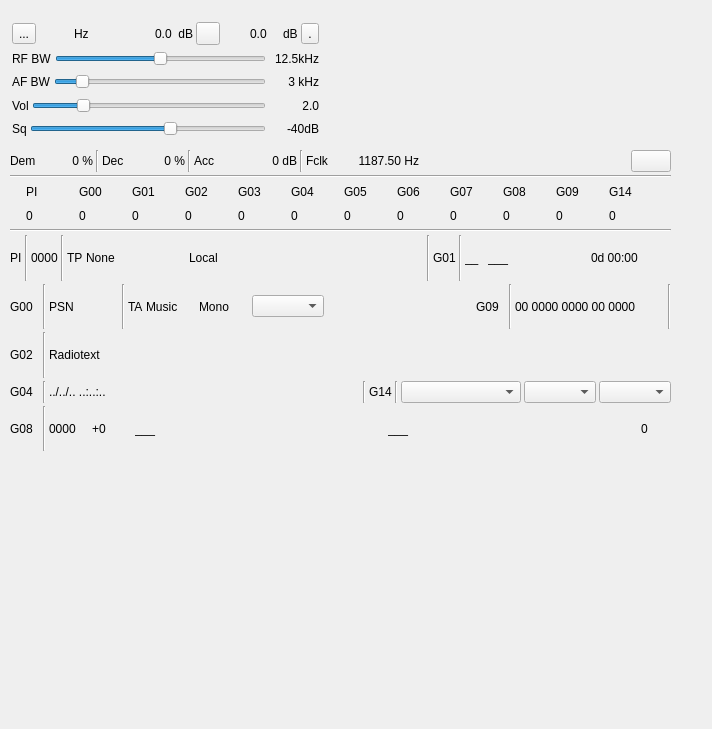
The window that plugins/channel/bfm/bfmdemodgui.ui (f4exb/sdrangel) describes before a commit, drawn with Qt 5.
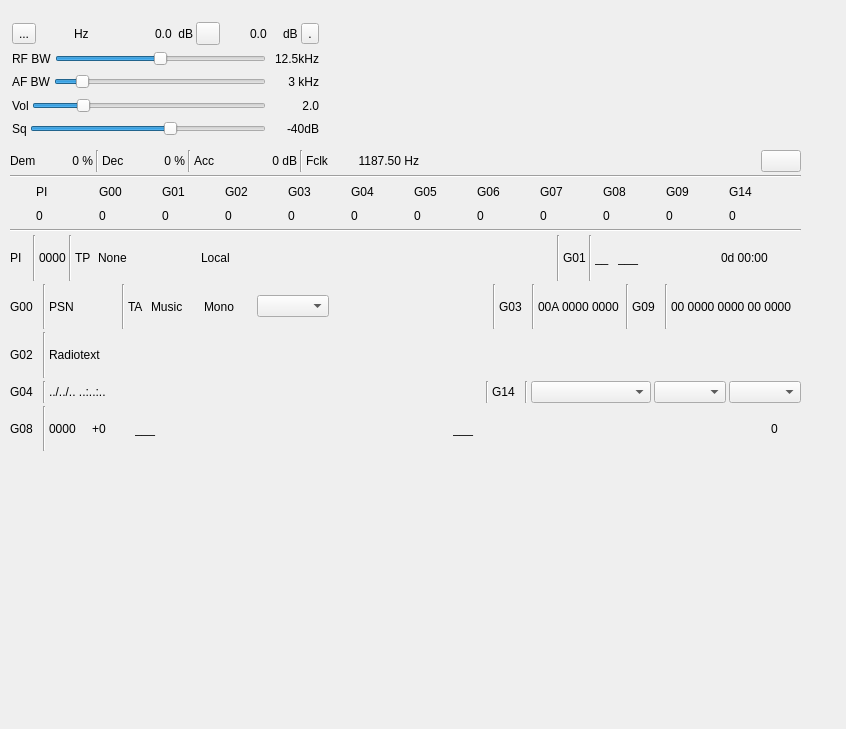
The same window after the commit. Icons and pictures are not drawn. Custom widgets are drawn as their Qt base class.

Commit message: BFM demod: RDS GUI part #12: implemented group 3 generic decoding

Patch:
```diff
--- a/plugins/channel/bfm/bfmdemodgui.ui
+++ b/plugins/channel/bfm/bfmdemodgui.ui
@@ -6,7 +6,7 @@
    <rect>
     <x>0</x>
     <y>0</y>
-    <width>712</width>
+    <width>846</width>
     <height>729</height>
    </rect>
   </property>
@@ -436,7 +436,7 @@
     <rect>
      <x>10</x>
      <y>150</y>
-     <width>661</width>
+     <width>791</width>
      <height>301</height>
     </rect>
    </property>
@@ -979,9 +979,15 @@
      <layout class="QHBoxLayout" name="row1DataLayout">
       <item>
        <widget class="QLabel" name="piLabel">
+        <property name="minimumSize">
+         <size>
+          <width>20</width>
+          <height>0</height>
+         </size>
+        </property>
         <property name="maximumSize">
          <size>
-          <width>30</width>
+          <width>16777215</width>
           <height>16777215</height>
          </size>
         </property>
@@ -1025,9 +1031,15 @@
       </item>
       <item>
        <widget class="QLabel" name="piTPIndicator">
-        <property name="maximumSize">
+        <property name="minimumSize">
          <size>
           <width>20</width>
+          <height>0</height>
+         </size>
+        </property>
+        <property name="maximumSize">
+         <size>
+          <width>16777215</width>
           <height>16777215</height>
          </size>
         </property>
@@ -1244,9 +1256,15 @@
       </item>
       <item>
        <widget class="QLabel" name="g00TrafficAnnouncement">
-        <property name="maximumSize">
+        <property name="minimumSize">
          <size>
           <width>20</width>
+          <height>0</height>
+         </size>
+        </property>
+        <property name="maximumSize">
+         <size>
+          <width>16777215</width>
           <height>16777215</height>
          </size>
         </property>
@@ -1306,7 +1324,7 @@
        <widget class="QComboBox" name="g00AltFrequenciesBox">
         <property name="minimumSize">
          <size>
-          <width>50</width>
+          <width>70</width>
           <height>0</height>
          </size>
         </property>
@@ -1334,6 +1352,59 @@
         </property>
        </spacer>
       </item>
+      <item>
+       <widget class="Line" name="row2Separator6">
+        <property name="orientation">
+         <enum>Qt::Vertical</enum>
+        </property>
+       </widget>
+      </item>
+      <item>
+       <widget class="QLabel" name="g03Label">
+        <property name="minimumSize">
+         <size>
+          <width>30</width>
+          <height>0</height>
+         </size>
+        </property>
+        <property name="toolTip">
+         <string>Group 3 updated</string>
+        </property>
+        <property name="text">
+         <string>G03</string>
+        </property>
+       </widget>
+      </item>
+      <item>
+       <widget class="Line" name="row2Separator5">
+        <property name="orientation">
+         <enum>Qt::Vertical</enum>
+        </property>
+       </widget>
+      </item>
+      <item>
+       <widget class="QLabel" name="g03Data">
+        <property name="minimumSize">
+         <size>
+          <width>85</width>
+          <height>0</height>
+         </size>
+        </property>
+        <property name="toolTip">
+         <string>Application Information data for Open Data</string>
+        </property>
+        <property name="text">
+         <string>00A 0000 0000</string>
+        </property>
+       </widget>
+      </item>
+      <item>
+       <widget class="Line" name="row2Separator7">
+        <property name="orientation">
+         <enum>Qt::Vertical</enum>
+        </property>
+       </widget>
+      </item>
       <item>
        <widget class="QLabel" name="g09Label">
         <property name="minimumSize">
@@ -1358,7 +1429,7 @@
        <widget class="QLabel" name="g09Data">
         <property name="minimumSize">
          <size>
-          <width>150</width>
+          <width>130</width>
           <height>0</height>
          </size>
         </property>
@@ -1367,13 +1438,6 @@
         </property>
        </widget>
       </item>
-      <item>
-       <widget class="Line" name="row2Separator4">
-        <property name="orientation">
-         <enum>Qt::Vertical</enum>
-        </property>
-       </widget>
-      </item>
      </layout>
     </item>
     <item>
@@ -1472,13 +1536,13 @@
        <widget class="QLabel" name="g14Label">
         <property name="minimumSize">
          <size>
-          <width>0</width>
+          <width>30</width>
           <height>0</height>
          </size>
         </property>
         <property name="maximumSize">
          <size>
-          <width>30</width>
+          <width>16777215</width>
           <height>16777215</height>
          </size>
         </property>
```
Left out of the diff: 18 changed lines with no effect on the pictures. The commit also changes 3 other files.
